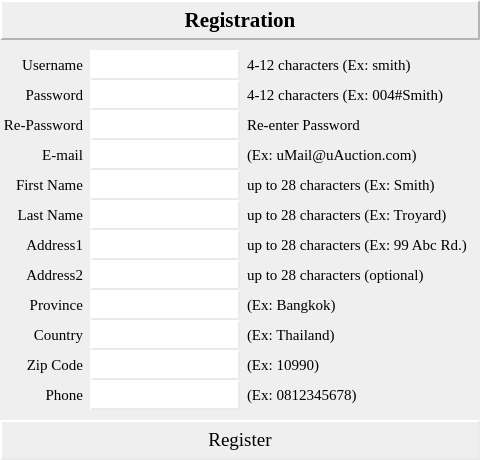
Above: chimera/ui/register.ui from shiragaP/uAuction before the change. Below: the same form after it.
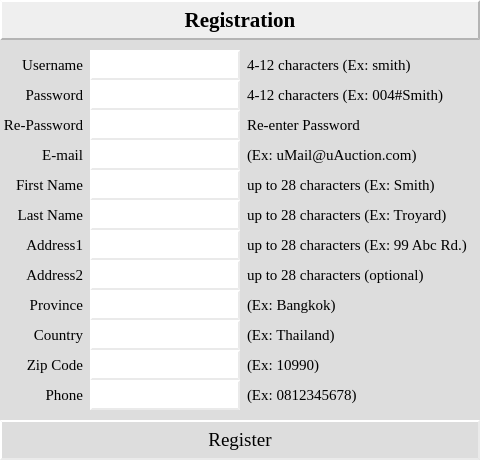
That is the form after the change.

```diff
--- a/chimera/ui/register.ui
+++ b/chimera/ui/register.ui
@@ -17,15 +17,19 @@
    <string notr="true">
 QWidget#Form
 {
-	background-color: rgb(239, 239, 239);
+	background-color: rgb(221, 221, 221);
 }
 
 
 QWidget
 {
-	background-color: rgb(239, 239, 239);
+	background-color: rgb(221, 221, 221);
 }
 
+QWidget#label_00_title
+{
+	background-color: rgb(239, 239, 239);
+}
 
 QPushButton {
 	background-color: qlineargradient(x1:0, y1:0, x2:1, y2:1,
```
